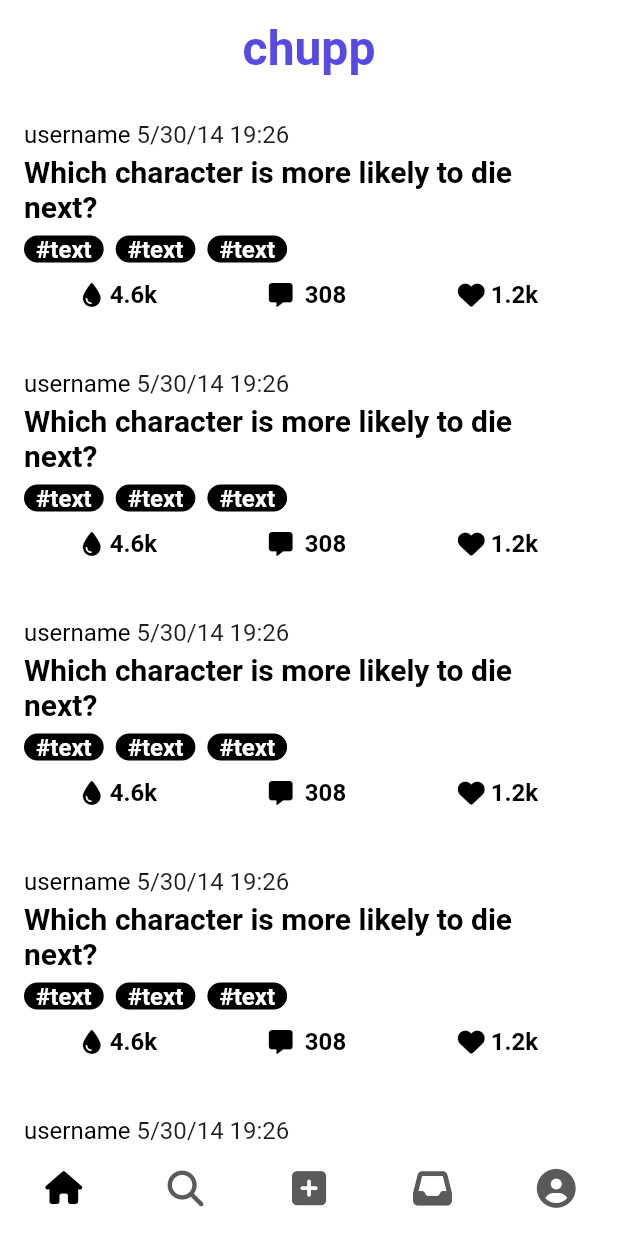
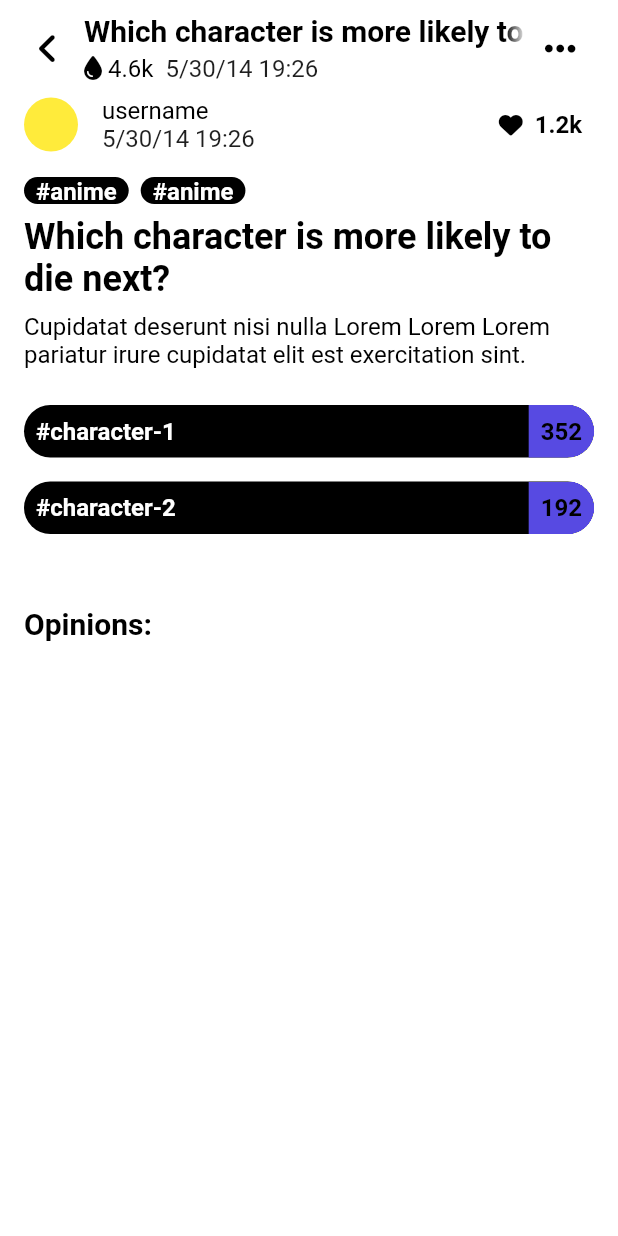
Before and after one commit to emresoysuren/chupp, a Flutter app: the screen it shows after launch, after a tap on "username", on a phone screen of 412 x 824 dp. Run offline on Flutter 3.47's test engine with Material 2 defaults, Android fonts, the phone set to English and light mode, and no system bars; our stand-ins replace firebase_core, font_awesome_flutter, google_fonts; accounts and stored records are empty; Roboto replaces fonts that are missing (Ubuntu).

Commit message:
created post pages

```diff
--- a/lib/config/color_palette.dart
+++ b/lib/config/color_palette.dart
@@ -10,6 +10,7 @@ class ColorPalette {
   static const Color yellow = Color(0xffffff00);
   static const Color white = Color(0xffffffff);
   static const Color blue = Color(0xff574AE2);
+  static const Color pink = Color(0xffDA4BE3);
   static const Color offBlack = Color(0xff1f1f1f);
   static const Color offWhite = Color(0xffEDEDED);
   static const Color lightGrey = Color(0xffAAAAAA);
--- a/lib/config/texts.dart
+++ b/lib/config/texts.dart
@@ -5,4 +5,5 @@ class Texts {
   Texts._();
 
   static const String title = "chupp";
+  static const String postOpinionsTitle = "Opinions:";
 }
--- a/lib/pages/main/home.dart
+++ b/lib/pages/main/home.dart
@@ -1,7 +1,7 @@
 import 'package:chupp/config/styles.dart';
 import 'package:chupp/config/texts.dart';
 import 'package:chupp/config/utils.dart';
-import 'package:chupp/widgets/bar.dart';
+import 'package:chupp/widgets/bars/bar.dart';
 import 'package:chupp/widgets/disable_scroll_behavior.dart';
 import 'package:chupp/widgets/navbar/app_navbar.dart';
 import 'package:chupp/widgets/posts/mini_post.dart';
--- /dev/null
+++ b/lib/pages/side/post.dart
@@ -0,0 +1,119 @@
+import 'package:chupp/config/styles.dart';
+import 'package:chupp/config/texts.dart';
+import 'package:chupp/config/utils.dart';
+import 'package:chupp/widgets/bars/custom/content_bar.dart';
+import 'package:chupp/widgets/buttons/single_plain_text_button.dart';
+import 'package:chupp/widgets/disable_scroll_behavior.dart';
+import 'package:chupp/widgets/posts/poll/poll.dart';
+import 'package:chupp/widgets/tag_chip.dart';
+import 'package:flutter/material.dart';
+import 'package:font_awesome_flutter/font_awesome_flutter.dart';
+
+class PostPage extends StatelessWidget {
+  const PostPage({super.key});
+
+  @override
+  Widget build(BuildContext context) {
+    return Scaffold(
+      backgroundColor: Utils.theme.current.primaryBg,
+      appBar: const ContentBar(),
+      body: DisableScrollBehavior(
+        child: SingleChildScrollView(
+          child: Padding(
+            padding: const EdgeInsets.symmetric(horizontal: 16),
+            child: Column(
+              crossAxisAlignment: CrossAxisAlignment.start,
+              children: [
+                Column(
+                  crossAxisAlignment: CrossAxisAlignment.start,
+                  children: [
+                    Row(
+                      children: [
+                        Container(
+                          height: 36,
+                          width: 36,
+                          decoration: const BoxDecoration(
+                            color: Colors.yellow,
+                            shape: BoxShape.circle,
+                          ),
+                        ),
+                        const SizedBox(width: 16),
+                        Expanded(
+                          child: Column(
+                            crossAxisAlignment: CrossAxisAlignment.start,
+                            mainAxisAlignment: MainAxisAlignment.spaceAround,
+                            children: [
+                              Text(
+                                "username",
+                                style: Styles.text,
+                              ),
+                              Text(
+                                "5/30/14 19:26",
+                                style: Styles.subText,
+                              ),
+                            ],
+                          ),
+                        ),
+                        SinglePlainTextButton(
+                          icon: const FaIcon(FontAwesomeIcons.solidHeart).icon,
+                          iconSize: 16,
+                          label: "1.2k",
+                          onPressed: () {},
+                        ),
+                      ],
+                    ),
+                    const SizedBox(height: 16),
+                    // Hashtags - START
+                    SizedBox(
+                      height: 18,
+                      child: ListView.separated(
+                        scrollDirection: Axis.horizontal,
+                        itemCount: 2,
+                        itemBuilder: (BuildContext context, int index) =>
+                            const HashtagChip(tag: "anime"),
+                        separatorBuilder: (BuildContext context, int index) =>
+                            const SizedBox(width: 8),
+                      ),
+                    ),
+                    // Hashtags - END
+                    const SizedBox(height: 8),
+                    Text(
+                      "Which character is more likely to die next?",
+                      style: Styles.title2,
+                    ),
+                    const SizedBox(height: 8),
+                    // TODO: Make it expandable
+                    Text(
+                      "Cupidatat deserunt nisi nulla Lorem Lorem Lorem pariatur irure cupidatat elit est exercitation sint.",
+                      style: Styles.text,
+                    ),
+                    const SizedBox(height: 8),
+                    const Padding(
+                      padding: EdgeInsets.symmetric(vertical: 16),
+                      child: Poll(),
+                    ),
+                  ],
+                ),
+                // Opinions - START
+                Padding(
+                  padding: const EdgeInsets.symmetric(vertical: 32),
+                  child: Column(
+                    crossAxisAlignment: CrossAxisAlignment.start,
+                    children: [
+                      Text(
+                        Texts.postOpinionsTitle,
+                        style: Styles.title3,
+                      ),
+                      for (int i = 0; i < 6; i++) const SizedBox(),
+                    ],
+                  ),
+                ),
+                // Opinions - END
+              ],
+            ),
+          ),
+        ),
+      ),
+    );
+  }
+}
--- a/lib/widgets/bar.dart
+++ b/lib/widgets/bars/bar.dart
@@ -1,11 +1,18 @@
 import 'package:chupp/config/utils.dart';
+import 'package:chupp/widgets/buttons/pop_button.dart';
 import 'package:flutter/material.dart';
 
 class Bar extends StatelessWidget implements PreferredSizeWidget {
   final List<Widget>? children;
   final bool? center;
+  final bool? pop;
 
-  const Bar({super.key, this.children, this.center});
+  const Bar({
+    super.key,
+    this.children,
+    this.center,
+    this.pop,
+  });
 
   @override
   Widget build(BuildContext context) {
@@ -13,13 +20,19 @@ class Bar extends StatelessWidget implements PreferredSizeWidget {
       color: Utils.theme.current.primaryBg,
       child: SafeArea(
         child: Padding(
-          padding: const EdgeInsets.symmetric(horizontal: 16),
+          padding: pop == true
+              ? const EdgeInsets.only(left: 8, right: 16)
+              : const EdgeInsets.symmetric(horizontal: 16),
           child: Center(
             child: Row(
+              crossAxisAlignment: CrossAxisAlignment.center,
               mainAxisAlignment: center == true
                   ? MainAxisAlignment.center
                   : MainAxisAlignment.start,
-              children: children ?? [],
+              children: [
+                if (pop == true) const PopButton(),
+                if (children != null) ...children!,
+              ],
             ),
           ),
         ),
--- /dev/null
+++ b/lib/widgets/bars/custom/content_bar.dart
@@ -0,0 +1,61 @@
+import 'package:chupp/config/styles.dart';
+import 'package:chupp/config/utils.dart';
+import 'package:chupp/widgets/bars/bar.dart';
+import 'package:chupp/widgets/buttons/single_button.dart';
+import 'package:flutter/material.dart';
+import 'package:font_awesome_flutter/font_awesome_flutter.dart';
+
+class ContentBar extends Bar {
+  const ContentBar({super.key});
+
+  @override
+  Widget build(BuildContext context) {
+    return Bar(
+      pop: true,
+      children: [
+        Expanded(
+          child: Column(
+            crossAxisAlignment: CrossAxisAlignment.start,
+            mainAxisAlignment: MainAxisAlignment.center,
+            children: [
+              Text(
+                "Which character is more likely to die next?",
+                style: Styles.title3,
+                overflow: TextOverflow.fade,
+                softWrap: false,
+                maxLines: 1,
+              ),
+              const SizedBox(height: 4),
+              Row(
+                children: [
+                  FaIcon(
+                    FontAwesomeIcons.droplet,
+                    color: Utils.theme.current.text,
+                    size: 16,
+                  ),
+                  const SizedBox(width: 4),
+                  Text(
+                    "4.6k",
+                    style: Styles.text,
+                  ),
+                  const SizedBox(width: 8),
+                  Text(
+                    "5/30/14 19:26",
+                    style: Styles.subText,
+                  ),
+                ],
+              ),
+            ],
+          ),
+        ),
+        SingleButton(
+          onPressed: () {},
+          child: FaIcon(
+            FontAwesomeIcons.ellipsis,
+            color: Utils.theme.current.primaryItem,
+          ),
+        )
+      ],
+    );
+  }
+}
--- a/lib/widgets/buttons/pop_button.dart
+++ b/lib/widgets/buttons/pop_button.dart
@@ -1,6 +1,7 @@
 import 'package:chupp/config/utils.dart';
 import 'package:chupp/widgets/buttons/single_button.dart';
 import 'package:flutter/material.dart';
+import 'package:font_awesome_flutter/font_awesome_flutter.dart';
 
 class PopButton extends StatelessWidget {
   final Color? color;
@@ -25,8 +26,8 @@ class PopButton extends StatelessWidget {
       onPressed: () => Navigator.of(context).pop(),
       padding: padding != null ? EdgeInsets.all(padding!) : null,
       child: Icon(
-        icon ?? Icons.arrow_back_ios_new_rounded,
-        size: size ?? 20,
+        icon ?? const FaIcon(FontAwesomeIcons.angleLeft).icon,
+        size: size ?? 24,
         color: color ?? Utils.theme.current.primaryItem,
       ),
     );
--- a/lib/widgets/posts/mini_post.dart
+++ b/lib/widgets/posts/mini_post.dart
@@ -1,4 +1,6 @@
 import 'package:chupp/config/styles.dart';
+import 'package:chupp/pages/side/post.dart';
+import 'package:chupp/routes/basic.dart';
 import 'package:chupp/widgets/buttons/single_plain_text_button.dart';
 import 'package:chupp/widgets/tag_chip.dart';
 import 'package:flutter/material.dart';
@@ -14,7 +16,13 @@ class MiniPost extends StatelessWidget {
       child: InkWell(
         enableFeedback: false,
         splashColor: Colors.transparent,
-        onTap: () {},
+        onTap: () => Navigator.push(
+          context,
+          BasicPageRoute(
+            start: Start.left,
+            child: const PostPage(),
+          ),
+        ),
         child: Padding(
           padding: const EdgeInsets.all(16),
           child: Column(
--- /dev/null
+++ b/lib/widgets/posts/poll/poll.dart
@@ -0,0 +1,49 @@
+import 'package:chupp/widgets/posts/poll/poll_item.dart';
+import 'package:flutter/material.dart';
+
+class Poll extends StatelessWidget {
+  final String tag1 = "character-1";
+  final String tag2 = "character-2";
+  final int vote1 = 352;
+  final int vote2 = 192;
+
+  const Poll({super.key});
+
+  double get gap => 16;
+
+  @override
+  Widget build(BuildContext context) {
+    if (tag1.length > 10 || tag2.length > 10) {
+      return Column(
+        mainAxisSize: MainAxisSize.min,
+        children: [
+          PollItem(tag: tag1, vote: vote1),
+          SizedBox(height: gap),
+          PollItem(tag: tag2, vote: vote2),
+        ],
+      );
+    } else {
+      return Row(
+        mainAxisAlignment: MainAxisAlignment.spaceBetween,
+        children: [
+          Flexible(
+            child: Padding(
+              padding: EdgeInsets.only(right: gap / 2),
+              child: IntrinsicWidth(
+                child: PollItem(tag: tag1, vote: vote1),
+              ),
+            ),
+          ),
+          Flexible(
+            child: Padding(
+              padding: EdgeInsets.only(left: gap / 2),
+              child: IntrinsicWidth(
+                child: PollItem(tag: tag2, vote: vote2, reversed: true),
+              ),
+            ),
+          ),
+        ],
+      );
+    }
+  }
+}
--- /dev/null
+++ b/lib/widgets/posts/poll/poll_item.dart
@@ -0,0 +1,67 @@
+import 'package:chupp/config/styles.dart';
+import 'package:chupp/config/utils.dart';
+import 'package:flutter/material.dart';
+
+class PollItem extends StatelessWidget {
+  final String tag;
+  final int vote;
+  final bool reversed;
+
+  const PollItem({
+    super.key,
+    required this.tag,
+    required this.vote,
+    this.reversed = false,
+  });
+
+  EdgeInsets get _padding => const EdgeInsets.all(8);
+
+  @override
+  Widget build(BuildContext context) {
+    return Material(
+      color: Utils.theme.current.primaryItem,
+      clipBehavior: Clip.hardEdge,
+      shape: const StadiumBorder(),
+      child: InkWell(
+        enableFeedback: false,
+        customBorder: const StadiumBorder(),
+        onTap: () {},
+        child: Ink(
+          child: IntrinsicHeight(
+            child: Row(
+              crossAxisAlignment: CrossAxisAlignment.stretch,
+              mainAxisAlignment: MainAxisAlignment.spaceBetween,
+              children: reversed ? _content.reversed.toList() : _content,
+            ),
+          ),
+        ),
+      ),
+    );
+  }
+
+  List<Widget> get _content => <Widget>[
+        Padding(
+          padding: _padding,
+          child: Text(
+            "#$tag",
+            style: Styles.itemTextImp,
+            maxLines: 1,
+            softWrap: false,
+            overflow: TextOverflow.fade,
+          ),
+        ),
+        ColoredBox(
+          color: Utils.theme.current.appTitle,
+          child: Padding(
+            padding: _padding,
+            child: Center(
+              child: Text(
+                vote.toString(),
+                maxLines: 1,
+                style: Styles.textImp,
+              ),
+            ),
+          ),
+        ),
+      ];
+}
```
